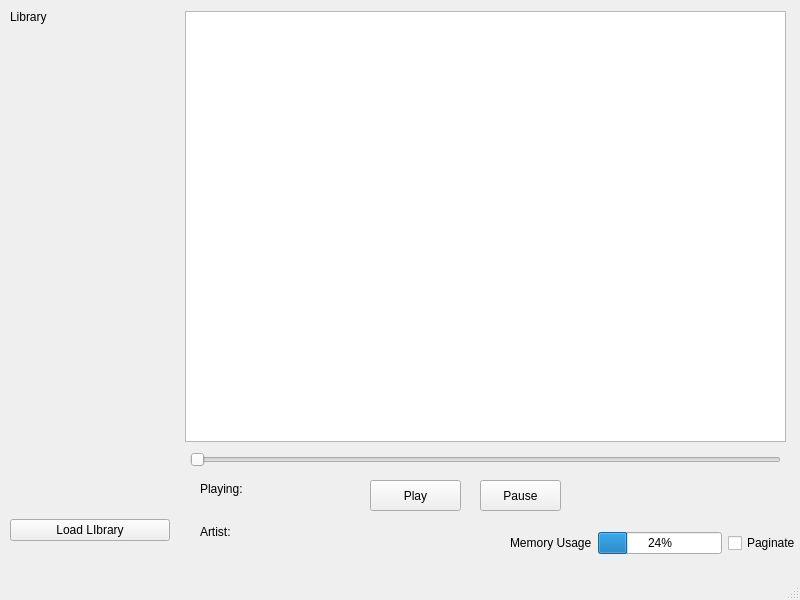
Old version of the form reproductor/reproductor.ui in the repository DennisAL54/Proyecto-1-Datos-2.
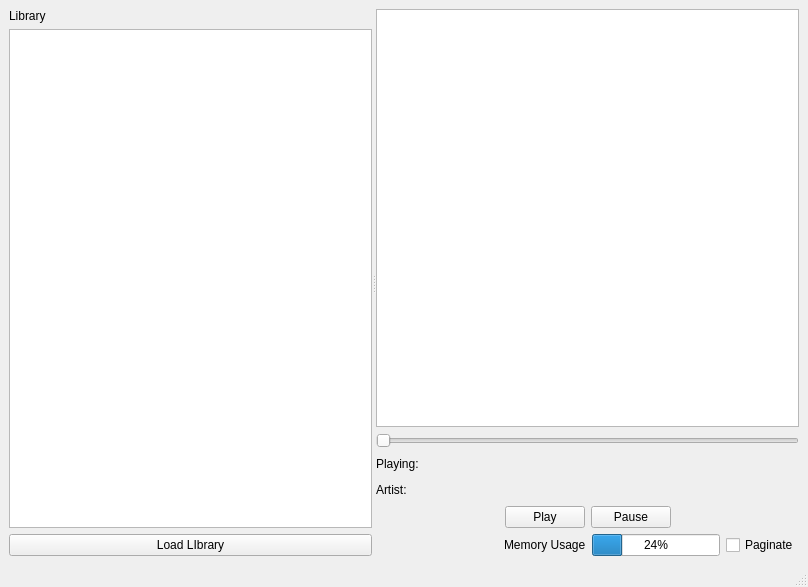
New version of the form.

Commit message: Ventana ajustable

The edit to the form file:
```diff
--- a/reproductor/reproductor.ui
+++ b/reproductor/reproductor.ui
@@ -6,23 +6,21 @@
    <rect>
     <x>0</x>
     <y>0</y>
-    <width>800</width>
-    <height>600</height>
+    <width>808</width>
+    <height>587</height>
    </rect>
   </property>
   <property name="windowTitle">
    <string>Reproductor</string>
   </property>
   <widget class="QWidget" name="centralwidget">
+   <layout class="QHBoxLayout" name="horizontalLayout_3">
+    <item>
+     <widget class="QSplitter" name="splitter">
+      <property name="orientation">
+       <enum>Qt::Horizontal</enum>
+      </property>
    <widget class="QWidget" name="verticalLayoutWidget">
-    <property name="geometry">
-     <rect>
-      <x>10</x>
-      <y>10</y>
-      <width>160</width>
-      <height>531</height>
-     </rect>
-    </property>
     <layout class="QVBoxLayout" name="verticalLayout">
      <item>
       <widget class="QLabel" name="label">
@@ -32,17 +30,7 @@
       </widget>
      </item>
      <item>
-      <spacer name="verticalSpacer">
-       <property name="orientation">
-        <enum>Qt::Vertical</enum>
-       </property>
-       <property name="sizeHint" stdset="0">
-        <size>
-         <width>20</width>
-         <height>40</height>
-        </size>
-       </property>
-      </spacer>
+         <widget class="QListWidget" name="listWidget_2"/>
      </item>
      <item>
       <widget class="QPushButton" name="pushButton">
@@ -53,52 +41,138 @@
      </item>
     </layout>
    </widget>
-   <widget class="QListWidget" name="listWidget">
-    <property name="geometry">
-     <rect>
-      <x>185</x>
-      <y>11</y>
-      <width>601</width>
-      <height>431</height>
-     </rect>
-    </property>
-   </widget>
+      <widget class="QWidget" name="">
+       <layout class="QVBoxLayout" name="verticalLayout_2">
+        <item>
+         <widget class="QListWidget" name="listWidget"/>
+        </item>
+        <item>
    <widget class="QSlider" name="progess">
-    <property name="geometry">
-     <rect>
-      <x>190</x>
-      <y>450</y>
-      <width>591</width>
+          <property name="orientation">
+           <enum>Qt::Horizontal</enum>
+          </property>
+         </widget>
+        </item>
+        <item>
+         <layout class="QGridLayout" name="gridLayout">
+          <item row="0" column="0">
+           <widget class="QLabel" name="label_2">
+            <property name="text">
+             <string>Playing:</string>
+            </property>
+           </widget>
+          </item>
+          <item row="0" column="1">
+           <widget class="QLabel" name="songName">
+            <property name="text">
+             <string/>
+            </property>
+           </widget>
+          </item>
+          <item row="1" column="0">
+           <widget class="QLabel" name="label_4">
+            <property name="text">
+             <string>Artist: </string>
+            </property>
+           </widget>
+          </item>
+          <item row="1" column="1">
+           <widget class="QLabel" name="artistName">
+            <property name="text">
+             <string/>
+            </property>
+           </widget>
+          </item>
+          <item row="0" column="2">
+           <spacer name="horizontalSpacer_3">
+            <property name="orientation">
+             <enum>Qt::Horizontal</enum>
+            </property>
+            <property name="sizeType">
+             <enum>QSizePolicy::MinimumExpanding</enum>
+            </property>
+            <property name="sizeHint" stdset="0">
+             <size>
+              <width>40</width>
       <height>20</height>
-     </rect>
-    </property>
+             </size>
+            </property>
+           </spacer>
+          </item>
+          <item row="1" column="2">
+           <spacer name="horizontalSpacer_4">
     <property name="orientation">
      <enum>Qt::Horizontal</enum>
     </property>
-   </widget>
+            <property name="sizeHint" stdset="0">
+             <size>
+              <width>40</width>
+              <height>20</height>
+             </size>
+            </property>
+           </spacer>
+          </item>
+         </layout>
+        </item>
+        <item>
+         <layout class="QHBoxLayout" name="horizontalLayout_2">
+          <item>
+           <spacer name="horizontalSpacer">
+            <property name="orientation">
+             <enum>Qt::Horizontal</enum>
+            </property>
+            <property name="sizeHint" stdset="0">
+             <size>
+              <width>40</width>
+              <height>20</height>
+             </size>
+            </property>
+           </spacer>
+          </item>
+          <item>
    <widget class="QPushButton" name="pushButton_2">
-    <property name="geometry">
-     <rect>
-      <x>370</x>
-      <y>480</y>
-      <width>91</width>
-      <height>31</height>
-     </rect>
-    </property>
     <property name="text">
      <string>Play</string>
     </property>
    </widget>
-   <widget class="QWidget" name="horizontalLayoutWidget">
-    <property name="geometry">
-     <rect>
-      <x>510</x>
-      <y>530</y>
-      <width>291</width>
-      <height>26</height>
-     </rect>
-    </property>
+          </item>
+          <item>
+           <widget class="QPushButton" name="pushButton_3">
+            <property name="text">
+             <string>Pause</string>
+            </property>
+           </widget>
+          </item>
+          <item>
+           <spacer name="horizontalSpacer_5">
+            <property name="orientation">
+             <enum>Qt::Horizontal</enum>
+            </property>
+            <property name="sizeHint" stdset="0">
+             <size>
+              <width>40</width>
+              <height>20</height>
+             </size>
+            </property>
+           </spacer>
+          </item>
+         </layout>
+        </item>
+        <item>
     <layout class="QHBoxLayout" name="horizontalLayout">
+          <item>
+           <spacer name="horizontalSpacer_2">
+            <property name="orientation">
+             <enum>Qt::Horizontal</enum>
+            </property>
+            <property name="sizeHint" stdset="0">
+             <size>
+              <width>40</width>
+              <height>20</height>
+             </size>
+            </property>
+           </spacer>
+          </item>
      <item>
       <widget class="QLabel" name="label_3">
        <property name="text">
@@ -121,60 +195,12 @@
       </widget>
      </item>
     </layout>
-   </widget>
-   <widget class="QPushButton" name="pushButton_3">
-    <property name="geometry">
-     <rect>
-      <x>480</x>
-      <y>480</y>
-      <width>81</width>
-      <height>31</height>
-     </rect>
-    </property>
-    <property name="text">
-     <string>Pause</string>
-    </property>
-   </widget>
-   <widget class="QWidget" name="gridLayoutWidget">
-    <property name="geometry">
-     <rect>
-      <x>200</x>
-      <y>470</y>
-      <width>160</width>
-      <height>80</height>
-     </rect>
-    </property>
-    <layout class="QGridLayout" name="gridLayout">
-     <item row="0" column="0">
-      <widget class="QLabel" name="label_2">
-       <property name="text">
-        <string>Playing:</string>
-       </property>
-      </widget>
-     </item>
-     <item row="1" column="0">
-      <widget class="QLabel" name="label_4">
-       <property name="text">
-        <string>Artist: </string>
-       </property>
+        </item>
+       </layout>
       </widget>
-     </item>
-     <item row="0" column="1">
-      <widget class="QLabel" name="songName">
-       <property name="text">
-        <string/>
-       </property>
-      </widget>
-     </item>
-     <item row="1" column="1">
-      <widget class="QLabel" name="artistName">
-       <property name="text">
-        <string/>
-       </property>
-      </widget>
-     </item>
-    </layout>
-   </widget>
+     </widget>
+    </item>
+   </layout>
   </widget>
   <widget class="QMenuBar" name="menubar">
    <property name="geometry">
```
Left out of the diff: 2 changed lines with no effect on the pictures. Lines whose indentation alone changed are shown as unchanged. The commit also changes 4 other files.
